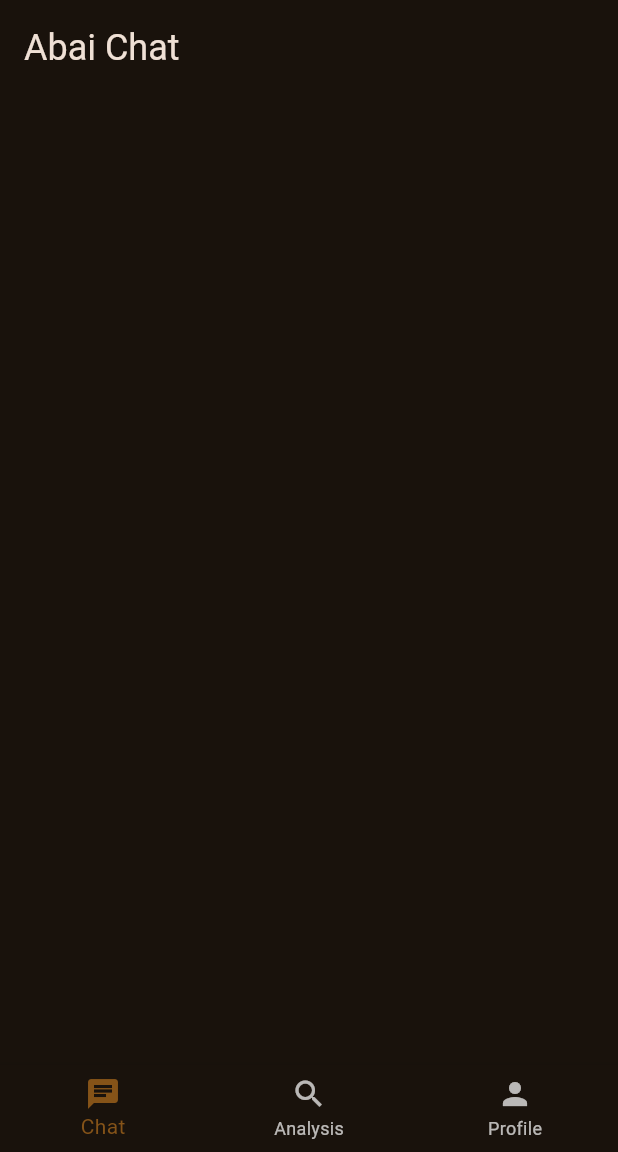
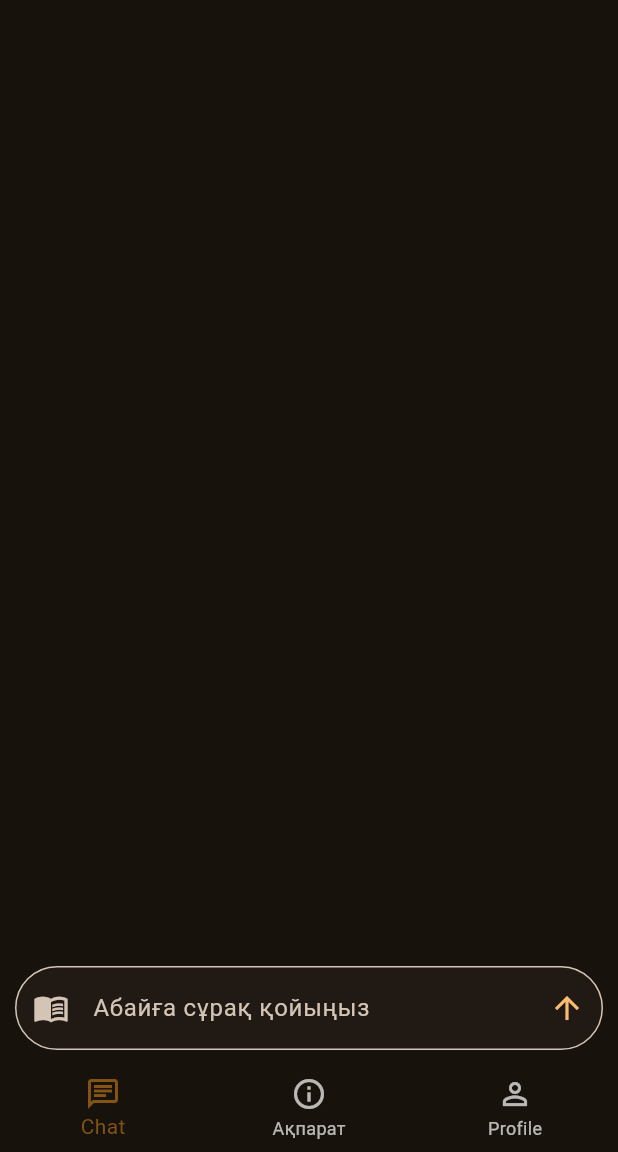
Before and after one commit to Qonus/abai_quiz, a Flutter app: the screen it shows after launch, on a phone screen of 412 x 824 dp, the part 84-1236 px from its top. Run offline on Flutter 3.47's test engine with Material 3 defaults, Android fonts, the phone set to English and light mode, and no system bars; our stand-ins replace flutter_dotenv, flutter_markdown.

Commit message:
[Add] Quiz cards with progress bar, basic chat with Abai
I used deepseek reasoning model from Groq API

```diff
--- a/lib/main.dart
+++ b/lib/main.dart
@@ -1,8 +1,11 @@
 import 'package:abai_quiz/pages/analysis.dart';
 import 'package:abai_quiz/pages/chat.dart';
+import 'package:abai_quiz/widgets/menu_drawer.dart';
 import 'package:flutter/material.dart';
+import 'package:flutter_dotenv/flutter_dotenv.dart';
 
-void main() {
+Future<void> main() async {
+  await dotenv.load();
   runApp(MainApp());
 }
 
@@ -13,13 +16,20 @@ class MainApp extends StatefulWidget {
   State<MainApp> createState() => _MainAppState();
 }
 
-final ValueNotifier<ThemeMode> _notifier = ValueNotifier(ThemeMode.dark);
+class Notifier {
+
+  static final ValueNotifier<ThemeMode> _notifier = ValueNotifier(ThemeMode.dark);
+
+  static ValueNotifier<ThemeMode> get(){
+    return _notifier;
+  }
+}
 
 class _MainAppState extends State<MainApp> {
   @override
   Widget build(BuildContext context) {
     return ValueListenableBuilder<ThemeMode>(
-        valueListenable: _notifier,
+        valueListenable: Notifier.get(),
         builder: (_, mode, __) {
           return MaterialApp(
             title: 'Abai Quiz',
@@ -27,14 +37,14 @@ class _MainAppState extends State<MainApp> {
             theme: ThemeData(
               useMaterial3: true,
               colorScheme: ColorScheme.fromSeed(
-                seedColor: Colors.orange,
+                seedColor: Colors.orangeAccent,
                 brightness: Brightness.light,
               ),
             ),
             darkTheme: ThemeData(
               useMaterial3: true,
               colorScheme: ColorScheme.fromSeed(
-                seedColor: Colors.orange,
+                seedColor: Colors.orangeAccent,
                 brightness: Brightness.dark,
               ),
             ),
@@ -77,15 +87,15 @@ class _AppState extends State<App> {
       bottomNavigationBar: BottomNavigationBar(
         items: [
           BottomNavigationBarItem(
-            icon: Icon(Icons.chat),
+            icon: Icon(Icons.chat_outlined),
             label: "Chat",
           ),
           BottomNavigationBarItem(
-            icon: Icon(Icons.search),
-            label: "Analysis",
+            icon: Icon(Icons.info_outlined),
+            label: "Ақпарат",
           ),
           BottomNavigationBarItem(
-            icon: Icon(Icons.person),
+            icon: Icon(Icons.person_outline),
             label: "Profile",
           ),
         ],
@@ -93,28 +103,7 @@ class _AppState extends State<App> {
         selectedItemColor: Theme.of(context).colorScheme.inversePrimary,
         onTap: onItemTapped,
       ),
-      endDrawer: Drawer(
-        child: Center(
-          child: SegmentedButton<ThemeMode>(
-            segments: [
-              ButtonSegment(
-                  value: ThemeMode.light,
-                  label: Text('Light'),
-                  icon: Icon(Icons.light_mode)),
-              ButtonSegment(
-                  value: ThemeMode.dark,
-                  label: Text('Dark'),
-                  icon: Icon(Icons.dark_mode)),
-            ],
-            selected: <ThemeMode>{_notifier.value},
-            onSelectionChanged: (Set<ThemeMode> newSelection) {
-              setState(() {
-                _notifier.value = newSelection.first;
-              });
-            },
-          ),
-        ),
-      ),
+      endDrawer: MenuDrawer(),
     );
   }
 }
--- a/lib/pages/chat.dart
+++ b/lib/pages/chat.dart
@@ -1,6 +1,12 @@
+import 'dart:convert';
 import 'package:flutter/material.dart';
+import 'package:flutter_dotenv/flutter_dotenv.dart';
 import 'package:flutter_markdown/flutter_markdown.dart';
+import 'package:http/http.dart' as http;
 
+const String apiUrl = "https://api.groq.com/openai/v1/chat/completions";
+
+//Hello write a huge essay about the name ANGSAR!
 class ChatPage extends StatefulWidget {
   const ChatPage({super.key});
 
@@ -9,10 +15,121 @@ class ChatPage extends StatefulWidget {
 }
 
 class _ChatPageState extends State<ChatPage> {
+  final TextEditingController _controller = TextEditingController();
+  final List<Map<String, String>> messages = [
+    {
+      "role": "system",
+      "content": "You are AI simulating Абай Құнанбайұлы, You should ALWAYS respond in kazakh language and in character of ABAI KUNANBAIULU",
+    },
+  ];
+
+  Future<void> sendMessage() async {
+    String userMessage = _controller.text.trim();
+    if (userMessage.isEmpty) return;
+
+    setState(() {
+      messages.add({"role": "user", "content": userMessage});
+    });
+
+    _controller.clear();
+
+    try {
+      final response = await http.post(
+        Uri.parse(apiUrl),
+        headers: {
+          "Content-Type": "application/json",
+          "Authorization":
+              "Bearer ${dotenv.env['GROQ_API_KEY']}",
+        },
+        body: jsonEncode({
+          "messages": messages,
+          // DeepSeek
+          "model": "deepseek-r1-distill-llama-70b",
+          "temperature": 0.6,
+          "max_completion_tokens": 4096,
+          "top_p": 0.95,
+          "stream": false,
+          "reasoning_format": "hidden",
+
+          // Llama (doesn't work for now)
+          // "model": "llama-3.3-70b-versatile",
+          // "temperature": 1,
+          // "max_completion_tokens": 1024,
+          // "top_p": 1,
+          // "stream": true,
+          // "stop": null
+        }),
+      );
+
+      if (response.statusCode == 200) {
+        final decodedBody = utf8.decode(response.bodyBytes);
+        final jsonResponse = jsonDecode(decodedBody);
+        String aiMessage = jsonResponse["choices"][0]["message"]["content"];
+
+        setState(() {
+          messages.add({"role": "assistant", "content": aiMessage});
+        });
+      } else {
+        print("Error: ${response.body}");
+      }
+    } catch (e) {
+      print("Error sending message: $e");
+    }
+  }
+
   @override
   Widget build(BuildContext context) {
-    return const Center(
-      child: Markdown(data: "# Abai Chat"),
+    return Column(
+      children: [
+        Expanded(
+          child: ListView.builder(
+            itemCount: messages.length,
+            itemBuilder: (context, index) {
+              final message = messages[index];
+              if (message["role"] == "system") return Container();
+              final isUser = message["role"] == "user";
+
+              return Container(
+                alignment:
+                    isUser ? Alignment.centerRight : Alignment.centerLeft,
+                padding: EdgeInsets.all(8),
+                margin: EdgeInsets.symmetric(vertical: 4, horizontal: 10),
+                decoration: BoxDecoration(
+                  color: isUser
+                      ? Theme.of(context).colorScheme.primaryContainer
+                      : Theme.of(context).colorScheme.surfaceContainerLow,
+                  borderRadius: BorderRadius.circular(12),
+                ),
+                child: MarkdownBody(
+                  selectable: true,
+                  data: message["content"] ?? "",
+                ),
+              );
+            },
+          ),
+        ),
+        Container(
+          margin: EdgeInsets.all(10),
+          child: TextField(
+            onSubmitted: (_) => sendMessage(),
+            controller: _controller,
+            decoration: InputDecoration(
+              prefixIcon: Icon(Icons.menu_book),
+              filled: true,
+              fillColor: Theme.of(context).colorScheme.surfaceContainerLow,
+              suffixIcon: IconButton(
+                color: Theme.of(context).colorScheme.primary,
+                icon: Icon(Icons.arrow_upward),
+                onPressed: sendMessage,
+              ),
+              border: OutlineInputBorder(
+                borderRadius: BorderRadius.all(Radius.circular(35)),
+              ),
+              hintText: "Абайға сұрақ қойыңыз",
+            ),
+          ),
+        ),
+      ],
     );
   }
 }
--- a/pubspec.yaml
+++ b/pubspec.yaml
@@ -28,6 +28,7 @@ environment:
 # the latest version available on pub.dev. To see which dependencies have newer
 # versions available, run `flutter pub outdated`.
 dependencies:
+  http:
   flutter:
     sdk: flutter
   flutter_markdown: ^0.6.18+3
@@ -35,6 +36,7 @@ dependencies:
   # The following adds the Cupertino Icons font to your application.
   # Use with the CupertinoIcons class for iOS style icons.
   cupertino_icons: ^1.0.8
+  flutter_dotenv: ^5.2.1
 
 dev_dependencies:
   flutter_test:
@@ -60,6 +62,7 @@ flutter:
 
   # To add assets to your application, add an assets section, like this:
   assets:
+    - .env
     - assets/main/
     - assets/images/
 
```
Also changed, not shown: lib/pages/analysis.dart (+36 -15 lines), lib/widgets/menu_drawer.dart (added, +44 -0 lines), lib/widgets/quiz_card.dart (added, +50 -0 lines), pubspec.lock, 3 other files.
